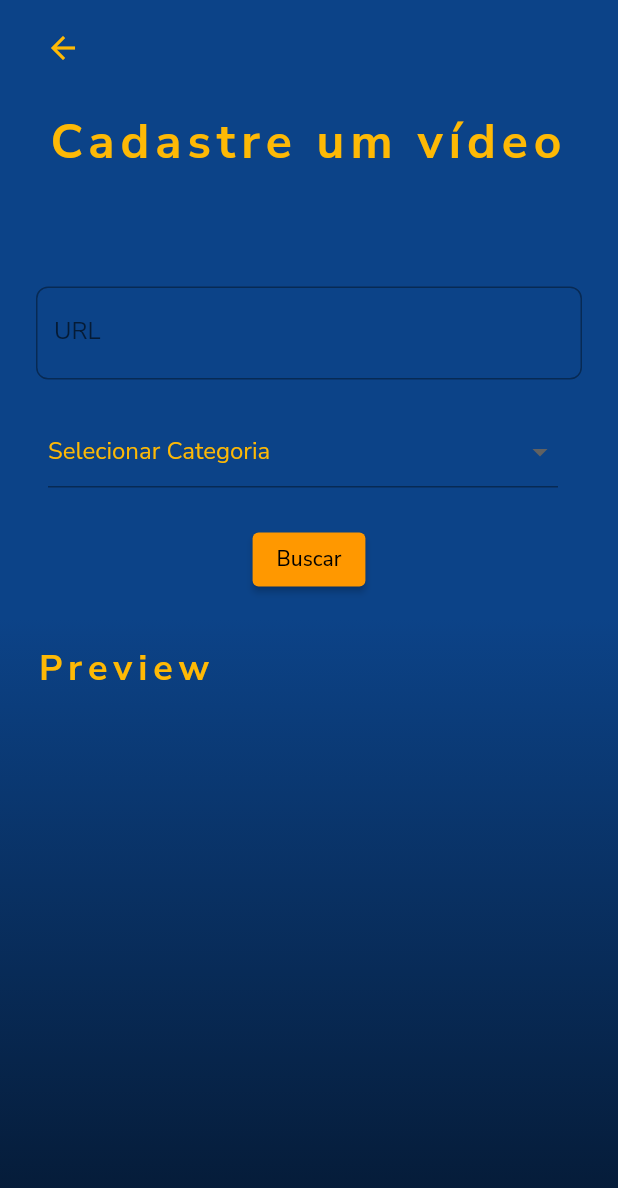
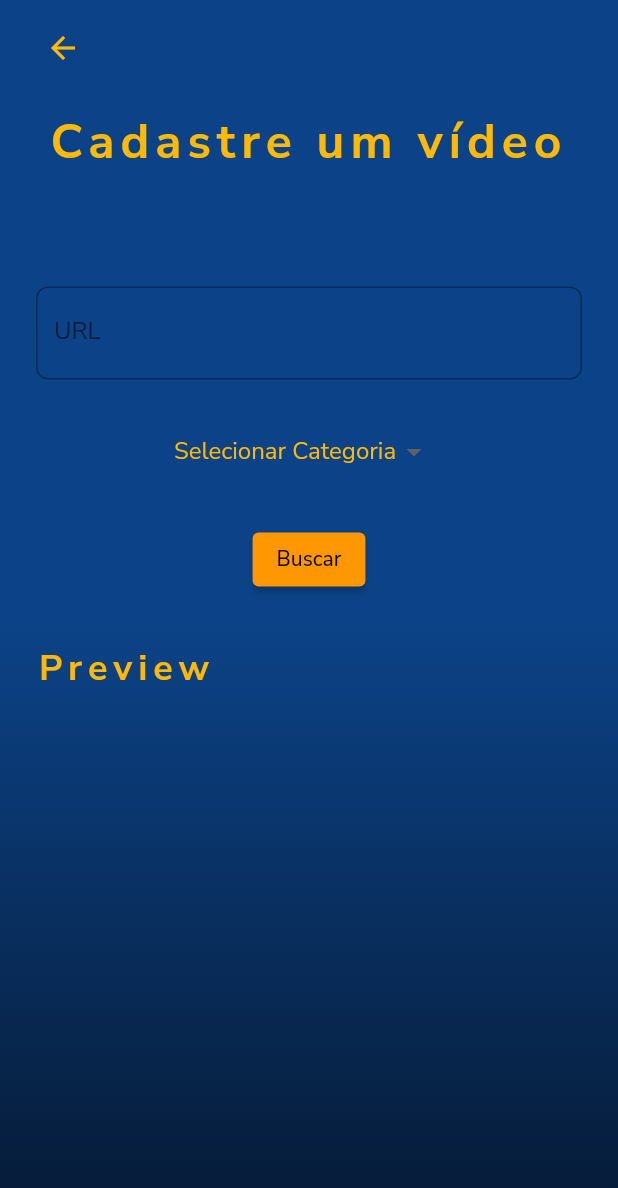
Before and after one commit to eliakimPaulino/mobflix, a Flutter app: the screen it shows after launch, after a tap on the "add" icon, on a phone screen of 412 x 824 dp. Shown: the top 1188 px of the screen. Run offline on Flutter 3.47's test engine with Material 2 defaults, Android fonts, the phone set to English and light mode, and no system bars; our stand-ins replace flutter_chat_types, google_fonts, youtube_player_flutter; missing offline and left inert: flutter_link_previewer.

Commit message:
first commit of the day

```diff
--- a/lib/Screens/home_page.dart
+++ b/lib/Screens/home_page.dart
@@ -1,5 +1,6 @@
 import 'package:flutter/material.dart';
 import 'package:mobflix/Screens/video_registration.dart';
+import 'package:mobflix/components/videos_list.dart';
 
 import '../components/card_presentation.dart';
 import '../components/horizontal_categorys.dart';
@@ -47,6 +48,35 @@ class _HomePageState extends State<HomePage> {
   Widget build(BuildContext context) {
     return SafeArea(
       child: Scaffold(
+        backgroundColor: const Color.fromRGBO(5, 25, 51, 1),
+        appBar: PreferredSize(
+          preferredSize: Size(MediaQuery.of(context).size.width, 347),
+          child: Column(
+            children: [
+              Padding(
+                padding: const EdgeInsets.all(4.0),
+                child: Center(
+                  child: Text(
+                    'MOBFLIX',
+                    textAlign: TextAlign.center,
+                    style: TextStyle(
+                      letterSpacing: 4,
+                      fontSize: 32,
+                      fontWeight: FontWeight.bold,
+                      color: Colors.amber[900],
+                    ),
+                  ),
+                ),
+              ),
+              AppBar(
+                flexibleSpace: const VideoBanner(),
+                backgroundColor: const Color.fromRGBO(5, 25, 51, 1),
+                elevation: 0,
+              ),
+              const CategoryRow(),
+            ],
+          ),
+        ),
         floatingActionButton: FloatingActionButton(
           onPressed: () {
             Navigator.push(
@@ -60,7 +90,9 @@ class _HomePageState extends State<HomePage> {
           },
           child: const Icon(Icons.add),
         ),
-        body: Container(
+
+        body:
+        Container(
           height: MediaQuery.of(context).size.height,
           width: MediaQuery.of(context).size.width,
           // constraints: const BoxConstraints(maxWidth: 515),
@@ -78,35 +110,38 @@ class _HomePageState extends State<HomePage> {
           child: SingleChildScrollView(
             child: Column(
               children: [
-                Padding(
-                  padding: const EdgeInsets.all(16.0),
-                  child: Text(
-                    'MOBFLIX',
-                    textAlign: TextAlign.center,
-                    style: TextStyle(
-                      letterSpacing: 4,
-                      fontSize: 32,
-                      fontWeight: FontWeight.bold,
-                      color: Colors.amber[900],
-                    ),
-                  ),
-                ),
-                VideoBanner(context: context),
-                const CategoryRow(),
+                // Padding(
+                //   padding: const EdgeInsets.all(16.0),
+                //   child: Text(
+                //     'MOBFLIX',
+                //     textAlign: TextAlign.center,
+                //     style: TextStyle(
+                //       letterSpacing: 4,
+                //       fontSize: 32,
+                //       fontWeight: FontWeight.bold,
+                //       color: Colors.amber[900],
+                //     ),
+                //   ),
+                // ),
+                // const VideoBanner(
+                //     // context: context
+                //     ),
+                // const CategoryRow(),
                 Column(
                   children: [
                     cardsList[0],
                     cardsList[1],
-                    cardsList[2],
-                    cardsList[3],
-                    cardsList[4],
-                    cardsList[5],
+                    // cardsList[2],
+                    // cardsList[3],
+                    // cardsList[4],
+                    // cardsList[5],
                   ],
                 ),
               ],
             ),
           ),
         ),
+        // VideosList(),
       ),
     );
   }
--- a/lib/Screens/video_registration.dart
+++ b/lib/Screens/video_registration.dart
@@ -1,12 +1,12 @@
 // ignore_for_file: depend_on_referenced_packages, prefer_const_constructors
 
-import 'package:flutter/foundation.dart';
+// import 'package:flutter/foundation.dart';
 import 'package:flutter/material.dart';
 import 'package:flutter_link_previewer/flutter_link_previewer.dart';
 import 'package:flutter_chat_types/flutter_chat_types.dart' show PreviewData;
-import 'package:mobflix/components/card_presentation.dart';
+// import 'package:mobflix/components/card_presentation.dart';
 
-import '../components/horizontal_categorys.dart';
+// import '../components/horizontal_categorys.dart';
 
 class VideoReagistration extends StatefulWidget {
   const VideoReagistration({Key? key}) : super(key: key);
@@ -100,10 +100,10 @@ class PageTitle extends StatelessWidget {
 class MyCustomTextFild extends StatefulWidget {
   MyCustomTextFild({Key? key, required this.labelText, required this.hintText})
       : super(key: key);
+
   final String labelText;
   final String hintText;
   final TextEditingController _controllerURL = TextEditingController();
-  // final DropdownMenuItem _controllerCategory;
   String? value;
 
   @override
@@ -122,9 +122,11 @@ class _MyCustomTextFildState extends State<MyCustomTextFild> {
         child: Column(
           children: [
             TextFormField(
-              onSaved: (value) => setState(() {
-                url = value!;
-              }),
+              onSaved: (value) => setState(
+                () {
+                  url = value!;
+                },
+              ),
               // validator: (value) {
               //   if (value?.length != null) {
               //     return value;
@@ -139,12 +141,12 @@ class _MyCustomTextFildState extends State<MyCustomTextFild> {
                 border: OutlineInputBorder(
                   borderRadius: BorderRadius.circular(8),
                   borderSide: const BorderSide(
-                      color: Color.fromRGBO(254, 185, 5, 1), width: 2),
+                      color: Color.fromRGBO(254, 185, 5, 1), width: 1),
                 ),
                 focusedBorder: OutlineInputBorder(
                   borderRadius: BorderRadius.circular(16),
                   borderSide: const BorderSide(
-                      color: Color.fromRGBO(254, 185, 5, 1), width: 3),
+                      color: Color.fromRGBO(254, 185, 5, 1), width: 1),
                 ),
               ),
               keyboardType: TextInputType.url,
@@ -190,7 +192,6 @@ class _MyCustomTextFildState extends State<MyCustomTextFild> {
                   VideoPreview(url: url),
                   ElevatedButton(
                     onPressed: () {
-                      Navigator.pop(context);
                       // TechCategory().buildMenuCategory().value;
                     },
                     child: const Text('Cadastrar'),
@@ -198,7 +199,7 @@ class _MyCustomTextFildState extends State<MyCustomTextFild> {
                 ],
               ),
             ),
-            const SizedBox(height: 16),
+            // const SizedBox(height: 16),
           ],
         ),
       ),
@@ -207,12 +208,13 @@ class _MyCustomTextFildState extends State<MyCustomTextFild> {
 
   // void _addVideoToList(BuildContext context) {
   //   final controllerURL = widget._controllerURL.text;
-  //   final controllerCatogory = widget.value;
+  //   // final controllerCatogory = ;
   //   if (controllerURL != null && controllerCatogory != null) {
   //     final dataToList = CardPresentation(
   //       url: controllerURL,
   //       categoryContainer: controllerCatogory,
   //     );
+  //     Navigator.pop(context, dataToList);
   //   }
   // }
 
@@ -228,11 +230,11 @@ class _MyCustomTextFildState extends State<MyCustomTextFild> {
     ];
 
     return DropdownButtonHideUnderline(
-      child: DropdownButtonFormField<String>(
+      child: DropdownButton<String>(
         dropdownColor: const Color.fromRGBO(5, 25, 51, 1),
-        hint: const Text('Selecionar Categoria   ',
+        hint: const Text('Selecionar Categoria',
             style: TextStyle(color: Color.fromRGBO(254, 185, 5, 1))),
-        isExpanded: true,
+        isExpanded: false,
         items: categorys.map(buildMenuCategory).toList(),
         value: widget.value,
         onChanged: (value) => setState(() => widget.value = value),
--- a/lib/components/video_banner.dart
+++ b/lib/components/video_banner.dart
@@ -2,8 +2,11 @@ import 'package:flutter/material.dart';
 import 'package:youtube_player_flutter/youtube_player_flutter.dart';
 
 class VideoBanner extends StatefulWidget {
-  const VideoBanner({Key? key, required this.context}) : super(key: key);
-  final BuildContext context;
+  const VideoBanner({
+    Key? key,
+    // required this.context
+  }) : super(key: key);
+  // final BuildContext context;
 
   @override
   State<VideoBanner> createState() => _VideoBannerState();
@@ -15,14 +18,12 @@ class _VideoBannerState extends State<VideoBanner> {
   @override
   void initState() {
     super.initState();
-    const url =
-        // 'https://www.youtube.com/watch?v=94yuIVdoevc&ab_channel=AluraCursosOnline';
-    // 'https://www.youtube.com/watch?v=vfR8GWj28To&ab_channel=AluraCursosOnline';
-    'https://youtu.be/2t8ycK8D4Rk';
+    const url = 'https://youtu.be/2t8ycK8D4Rk';
 
     controller = YoutubePlayerController(
       initialVideoId: YoutubePlayer.convertUrlToId(url)!,
       flags: const YoutubePlayerFlags(
+        loop: true,
         autoPlay: false,
         hideControls: true,
       ),
```
Also changed, not shown: lib/components/videos_list.dart (added, +29 -0 lines).
